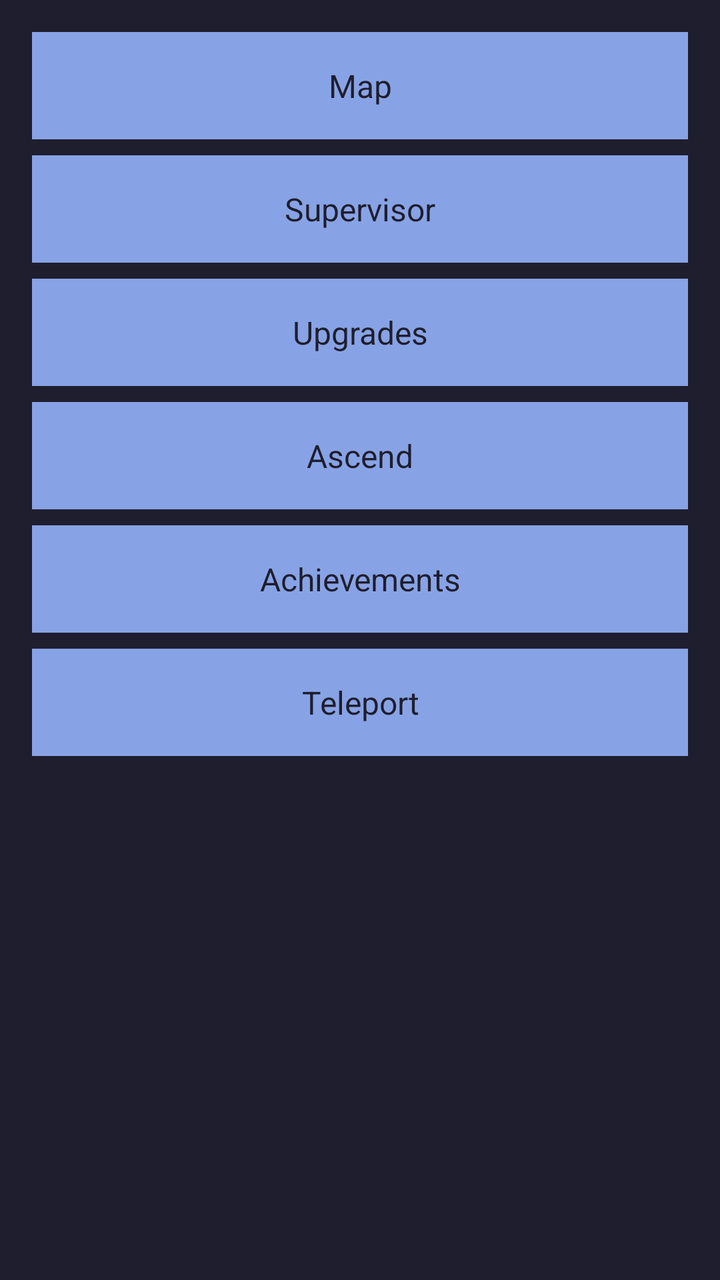
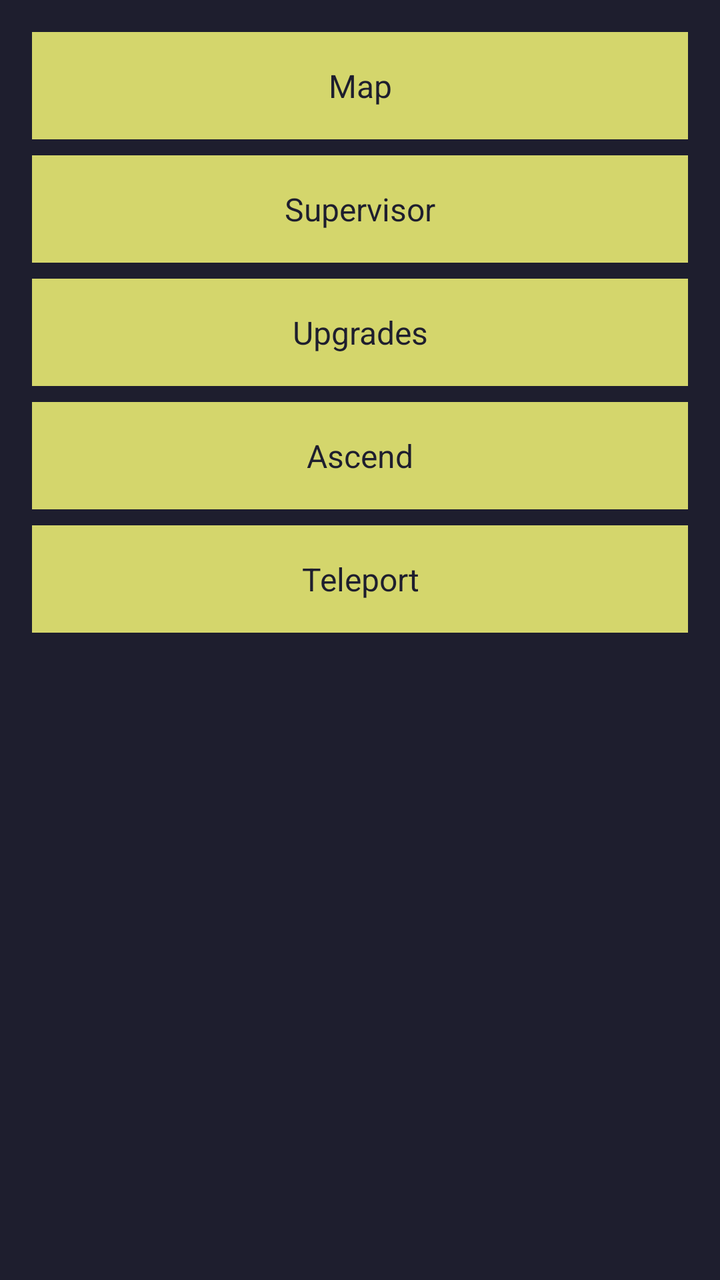

Compare the two renders of this Android layout. The source of the first and the diff that turns it into the second are given below.
<!-- AndroidManifest.xml: application theme Theme.Fikret -->
<!-- res/layout/dialog_menu.xml -->
<?xml version="1.0" encoding="utf-8"?>
<LinearLayout xmlns:android="http://schemas.android.com/apk/res/android"
    style="@style/Dialog_Root">

    <TextView
        android:id="@+id/menu_map"
        style="@style/BTN"
        android:text="@string/menu_map" />

    <View style="@style/SeparatorListVertical" />

    <TextView
        android:id="@+id/menu_managers"
        style="@style/BTN"
        android:text="@string/menu_managers" />

    <View style="@style/SeparatorListVertical" />

    <TextView
        android:id="@+id/menu_upgrades"
        style="@style/BTN"
        android:text="@string/menu_upgrades" />

    <View style="@style/SeparatorListVertical" />

    <TextView
        android:id="@+id/menu_ascend"
        style="@style/BTN"
        android:text="@string/menu_ascend" />

    <View style="@style/SeparatorListVertical" />

    <TextView
        android:id="@+id/menu_achievements"
        style="@style/BTN"
        android:text="@string/menu_achievements" />

    <View
        android:id="@+id/menu_teleport_gap"
        style="@style/SeparatorListVertical" />

    <TextView
        android:id="@+id/menu_teleport"
        style="@style/BTN"
        android:text="@string/menu_teleport" />

</LinearLayout>
<!-- resources referenced by this layout -->
<resources>
  <string name="menu_achievements">Achievements</string>
  <string name="menu_ascend">Ascend</string>
  <string name="menu_managers">Supervisor</string>
  <string name="menu_map">Map</string>
  <string name="menu_teleport">Teleport</string>
  <string name="menu_upgrades">Upgrades</string>
  <style name="BTN" parent="BlockFlow">
          <item name="android:padding">16dp</item>
          <item name="android:textColor">@color/base</item>
          <item name="android:textSize">@dimen/text</item>
          <item name="android:background">@color/accent</item>
          <item name="android:gravity">center</item>
      </style>
  <style name="Dialog_Root" parent="VerticalList">
          <item name="android:background">@color/base</item>
          <item name="android:focusableInTouchMode">true</item>
          <item name="android:padding">16sp</item>
      </style>
  <style name="SeparatorListVertical">
          <item name="android:layout_width">match_parent</item>
          <item name="android:layout_height">@dimen/space_between_elements</item>
      </style>
  <style name="Theme.Fikret" parent="@android:style/Theme.Black.NoTitleBar">
          <item name="android:windowBackground">@color/base</item>
          <item name="android:textColor">@color/text</item>
      </style>
  <style name="BlockFlow">
          <item name="android:layout_width">match_parent</item>
          <item name="android:layout_height">wrap_content</item>
      </style>
  <color name="base">#1E1E2E</color>
  <dimen name="text">16sp</dimen>
  <color name="accent">#88a3e5</color>
  <style name="VerticalList" parent="BlockFlow">
          <item name="android:orientation">vertical</item>
      </style>
  <dimen name="space_between_elements">8dp</dimen>
  <color name="text">#CDD6F4</color>
</resources>

<!-- the commit's change to res/layout/dialog_menu.xml (unified diff, before → after) -->
@@ -28,13 +28,6 @@
         style="@style/BTN"
         android:text="@string/menu_ascend" />
 
-    <View style="@style/SeparatorListVertical" />
-
-    <TextView
-        android:id="@+id/menu_achievements"
-        style="@style/BTN"
-        android:text="@string/menu_achievements" />
-
     <View
         android:id="@+id/menu_teleport_gap"
         style="@style/SeparatorListVertical" />
<!-- resource entries referenced after the edit -->
@@ -1,6 +1,5 @@
 <!-- resources referenced by this layout -->
 <resources>
-  <string name="menu_achievements">Achievements</string>
   <string name="menu_ascend">Ascend</string>
   <string name="menu_managers">Supervisor</string>
   <string name="menu_map">Map</string>
@@ -10,7 +9,7 @@
           <item name="android:padding">16dp</item>
           <item name="android:textColor">@color/base</item>
           <item name="android:textSize">@dimen/text</item>
-          <item name="android:background">@color/accent</item>
+          <item name="android:background">@color/btn_bg</item>
           <item name="android:gravity">center</item>
       </style>
   <style name="Dialog_Root" parent="VerticalList">
@@ -32,7 +31,7 @@
       </style>
   <color name="base">#1E1E2E</color>
   <dimen name="text">16sp</dimen>
-  <color name="accent">#88a3e5</color>
+  <color name="btn_bg">#d4d66c</color>
   <style name="VerticalList" parent="BlockFlow">
           <item name="android:orientation">vertical</item>
       </style>
